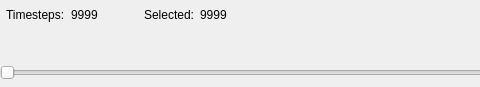
Qt form RestrictedRangeSlider.ui (danlipsa/foamvis) before a commit; both pictures show x 0 to 480 and y 0 to 87 of the 734 by 87 pixel window.
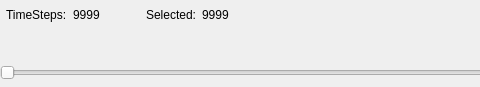
The same form after that commit. Custom widgets are drawn as their Qt base class.

```diff
--- a/RestrictedRangeSlider.ui
+++ b/RestrictedRangeSlider.ui
@@ -47,7 +47,7 @@
       <item>
        <widget class="QLabel" name="label_1">
         <property name="text">
-         <string>Timesteps:</string>
+         <string>TimeSteps:</string>
         </property>
        </widget>
       </item>
```
Left out of the diff: 2 changed lines with no effect on the pictures.
